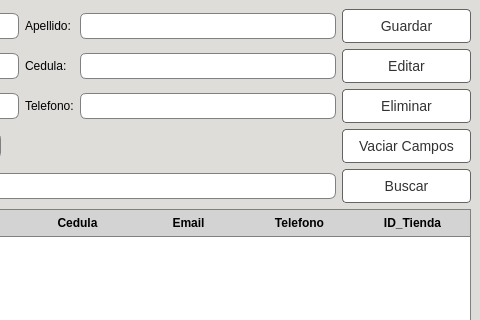
Qt form Proyecto/Interfaces/Ui/Cliente.ui (EdCenten0/MAPA-Python) before a commit; both pictures show x 321 to 801 and y 0 to 320 of the 801 by 600 pixel window.
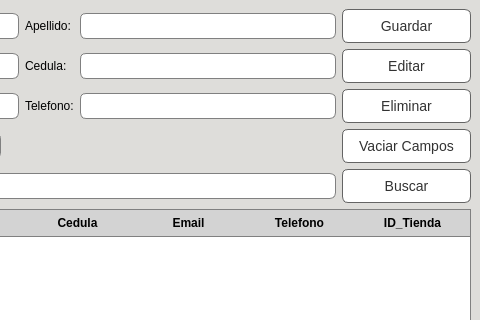
The same form after that commit.

Diff of the .ui file:
```diff
--- a/Proyecto/Interfaces/Ui/Cliente.ui
+++ b/Proyecto/Interfaces/Ui/Cliente.ui
@@ -36,7 +36,7 @@
 	border:1px solid rgb(100,100,100);
 	color:rgb(50,50,50);
     padding: 8px 16px;
-    border-radius: 4px;
+    border-radius: 6px;
     font-size: 14px;
 }
 
@@ -73,7 +73,7 @@
 	border:1px solid rgb(100,100,100);
 	color:rgb(50,50,50);
     padding: 8px 16px;
-    border-radius: 4px;
+    border-radius: 6px;
     font-size: 14px;
 }
 
@@ -128,7 +128,7 @@
 	border:1px solid rgb(100,100,100);
 	color:rgb(50,50,50);
     padding: 8px 16px;
-    border-radius: 4px;
+    border-radius: 6px;
     font-size: 14px;
 }
 
@@ -223,7 +223,7 @@
 	border:1px solid rgb(100,100,100);
 	color:rgb(50,50,50);
     padding: 8px 16px;
-    border-radius: 4px;
+    border-radius: 6px;
     font-size: 14px;
 }
 
@@ -255,7 +255,7 @@
 	border:1px solid rgb(100,100,100);
 	color:rgb(50,50,50);
     padding: 8px 16px;
-    border-radius: 4px;
+    border-radius: 6px;
     font-size: 14px;
 }
 
```
Left out of the diff: 7 changed lines with no effect on the pictures.
